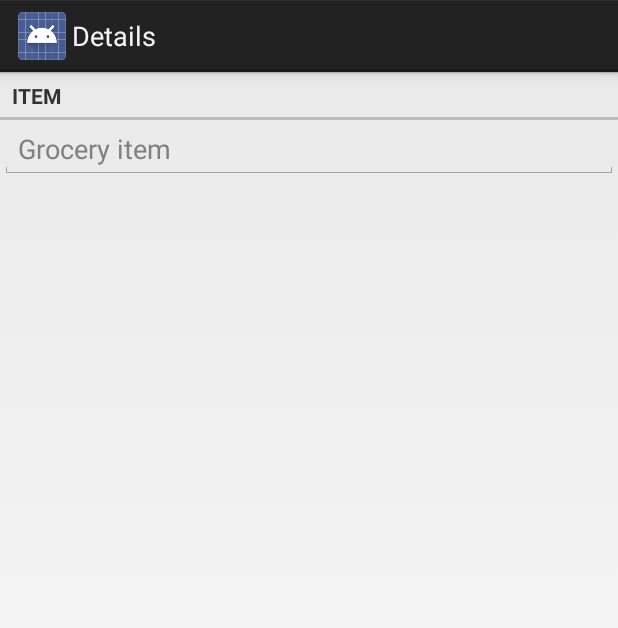
After one commit to awood82/RememberTheBacon, an Android app: the DetailsFragment screen opened directly, with no data from a screen before it, on a phone screen of 412 x 824 dp. The commit adds this screen. Shown: the top 628 px of the screen. Run offline under Robolectric (Android 15) with nearby library versions, the phone set to English and light mode, and no system bars.

Commit message:
Added tests to verify that UI is properly setup when activities start GroceryListFragment displays a menu w/ one item: "Add new" Added test for new activity started when "Add new" menu item is pressed Removed unnecessary methods from GroceryListActivity DetailsFragment now inflates its views

```diff
--- a/app/src/main/AndroidManifest.xml
+++ b/app/src/main/AndroidManifest.xml
@@ -19,6 +19,7 @@
                 <category android:name="android.intent.category.LAUNCHER" />
             </intent-filter>
         </activity>
+        <activity android:name=".DetailsActivity"/>
     </application>
 
 </manifest>
--- a/app/src/main/java/com/digitalwood/rememberthebacon/ListEditorActivity.java
+++ b/app/src/main/java/com/digitalwood/rememberthebacon/DetailsActivity.java
@@ -1,16 +1,15 @@
 package com.digitalwood.rememberthebacon;
 
-import android.os.Bundle;
 import android.support.v4.app.Fragment;
 
 /**
  * Created by Andrew on 7/9/2014.
  * Copyright 2014
  */
-public class ListEditorActivity extends SingleFragmentActivity {
+public class DetailsActivity extends SingleFragmentActivity {
 
     @Override
     protected Fragment createFragment() {
-        return new ListEditorFragment();
+        return new DetailsFragment();
     }
 }
--- /dev/null
+++ b/app/src/main/java/com/digitalwood/rememberthebacon/DetailsFragment.java
@@ -0,0 +1,32 @@
+package com.digitalwood.rememberthebacon;
+
+import android.os.Bundle;
+import android.support.annotation.Nullable;
+import android.support.v4.app.Fragment;
+import android.view.LayoutInflater;
+import android.view.View;
+import android.view.ViewGroup;
+import android.widget.EditText;
+
+/**
+ * Created by Andrew on 7/9/2014.
+ * Copyright 2014
+ */
+public class DetailsFragment extends Fragment {
+    EditText editName;
+
+    @Override
+    public void onCreate(Bundle savedInstanceState) {
+        super.onCreate(savedInstanceState);
+        getActivity().setTitle(R.string.details_title);
+    }
+
+    @Override
+    public View onCreateView(LayoutInflater inflater, @Nullable ViewGroup container, @Nullable Bundle savedInstanceState) {
+        View v = inflater.inflate(R.layout.activity_detailsfragment, container, false);
+
+        editName = (EditText) getActivity().findViewById(R.id.details_name_editText);
+
+        return v;
+    }
+}
--- a/app/src/main/java/com/digitalwood/rememberthebacon/GroceryListActivity.java
+++ b/app/src/main/java/com/digitalwood/rememberthebacon/GroceryListActivity.java
@@ -11,7 +11,7 @@ public class GroceryListActivity extends SingleFragmentActivity {
     protected Fragment createFragment() {
         return new GroceryListFragment();
     }
-
+/*
     @Override
     protected void onCreate(Bundle savedInstanceState) {
         super.onCreate(savedInstanceState);
@@ -36,4 +36,5 @@ public class GroceryListActivity extends SingleFragmentActivity {
         }
         return super.onOptionsItemSelected(item);
     }
+    */
 }
--- /dev/null
+++ b/app/src/main/res/layout/activity_detailsfragment.xml
@@ -0,0 +1,20 @@
+<?xml version="1.0" encoding="utf-8"?>
+
+<LinearLayout xmlns:android="http://schemas.android.com/apk/res/android"
+              android:orientation="vertical"
+              android:layout_width="match_parent"
+              android:layout_height="match_parent">
+
+    <TextView
+        android:layout_width="match_parent"
+        android:layout_height="wrap_content"
+        android:text="@string/details_name"
+        android:id="@+id/textView"
+        style="?android:listSeparatorTextViewStyle"/>
+
+    <EditText
+        android:layout_width="match_parent"
+        android:layout_height="wrap_content"
+        android:id="@+id/details_name_editText"
+        android:hint="@string/details_name_hint"/>
+</LinearLayout>
--- a/app/src/main/res/values/strings.xml
+++ b/app/src/main/res/values/strings.xml
@@ -2,7 +2,16 @@
 <resources>
 
     <string name="app_name">Remember The Bacon</string>
-    <string name="list_title">Grocery List</string>
     <string name="action_settings">Settings</string>
 
+    <!-- Grocery List -->
+    <string name="list_title">Grocery List</string>
+    <string name="add_consumable">Add item</string>
+
+    <!-- Details -->
+    <string name="details_title">Details</string>
+    <string name="details_name">Item</string>
+    <string name="details_name_hint">Grocery item</string>
+
+
 </resources>
```
Also changed, not shown: app/src/main/java/com/digitalwood/rememberthebacon/GroceryListFragment.java (+25 -1 lines), app/src/main/java/com/digitalwood/rememberthebacon/ListEditorFragment.java (deleted, +0 -16 lines), app/src/main/java/com/digitalwood/rememberthebacon/SingleFragmentActivity.java (+3 -6 lines), app/src/main/res/layout/list_item_movie.xml (deleted, +0 -35 lines), app/src/main/res/menu/fragment_grocery_list.xml (added, +9 -0 lines), 5 other files.
